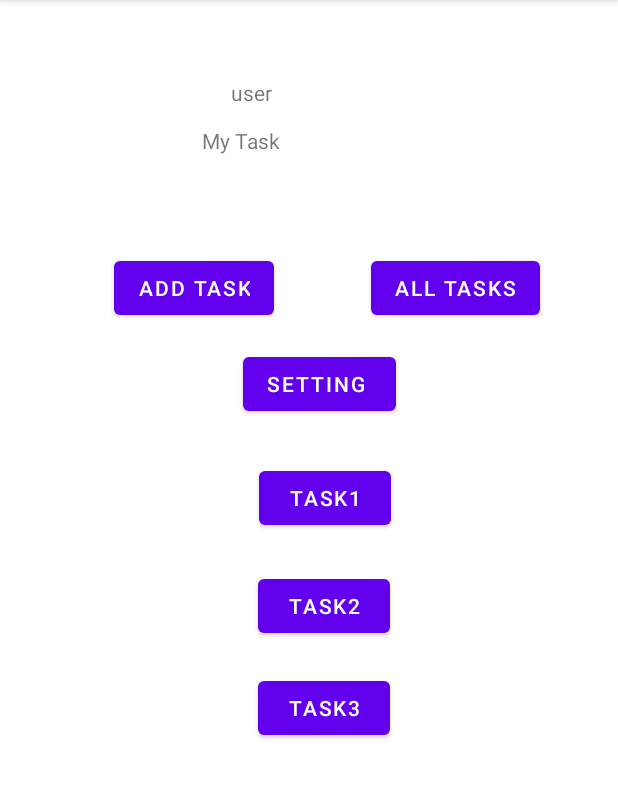
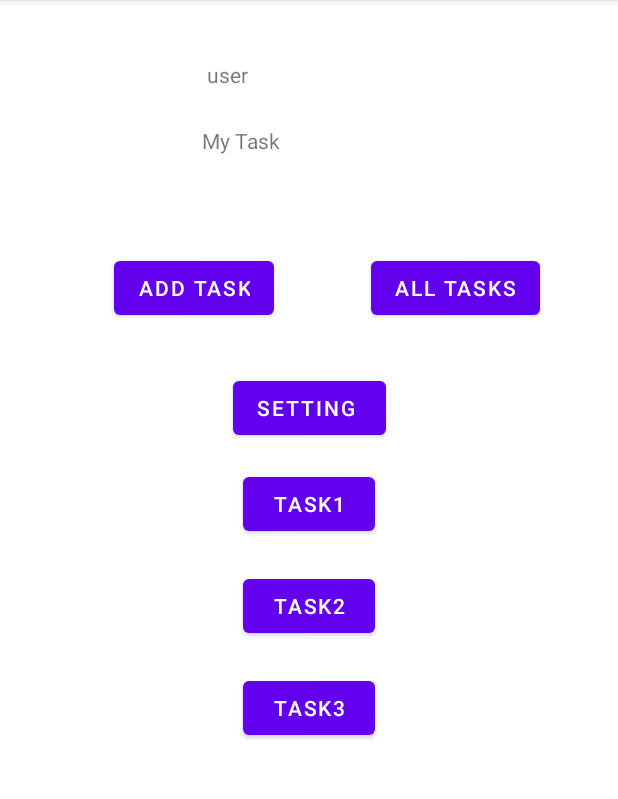
Before and after one commit to abdalrahman-alhmouz/taskmaster, an Android app: the screen it shows after launch (MainActivity), on a phone screen of 412 x 824 dp, the part 84-883 px from its top. Run offline under Robolectric (Android 15) with nearby library versions, the phone set to English and light mode, and no system bars.

Commit message:
init comit

```diff
--- a/app/src/main/java/com/example/taskmaster/TaskDetail.java
+++ b/app/src/main/java/com/example/taskmaster/TaskDetail.java
@@ -14,11 +14,11 @@ public class TaskDetail extends AppCompatActivity {
     protected void onCreate(Bundle savedInstanceState) {
         super.onCreate(savedInstanceState);
         setContentView(R.layout.activity_task_detail);
-
         TextView textView=findViewById(R.id.detailsTitle);
         Intent intent=getIntent();
         String title=intent.getStringExtra("title");
         textView.setText(title);
+        this.setTitle(title);
 
     }
 }
--- a/app/src/main/res/layout/activity_main.xml
+++ b/app/src/main/res/layout/activity_main.xml
@@ -43,8 +43,8 @@
         android:id="@+id/displayUser"
         android:layout_width="90dp"
         android:layout_height="24dp"
-        android:layout_marginTop="52dp"
-        android:layout_marginEnd="168dp"
+        android:layout_marginTop="40dp"
+        android:layout_marginEnd="184dp"
         android:text="TextView"
         app:layout_constraintEnd_toEndOf="parent"
         app:layout_constraintTop_toTopOf="parent" />
@@ -53,22 +53,21 @@
         android:id="@+id/SettingPage"
         android:layout_width="wrap_content"
         android:layout_height="wrap_content"
-        android:layout_marginTop="232dp"
-        android:layout_marginEnd="148dp"
+        android:layout_marginTop="248dp"
         android:onClick="settingPage"
         android:text="Setting "
         app:layout_constraintEnd_toEndOf="parent"
+        app:layout_constraintStart_toStartOf="parent"
         app:layout_constraintTop_toTopOf="parent" />
 
     <Button
         android:id="@+id/button6"
         android:layout_width="wrap_content"
         android:layout_height="wrap_content"
-        android:layout_marginTop="308dp"
+        android:layout_marginTop="312dp"
         android:onClick="tasks"
         android:text="task1"
         app:layout_constraintEnd_toEndOf="parent"
-        app:layout_constraintHorizontal_bias="0.532"
         app:layout_constraintStart_toStartOf="parent"
         app:layout_constraintTop_toTopOf="parent" />
 
@@ -76,10 +75,10 @@
         android:id="@+id/button7"
         android:layout_width="wrap_content"
         android:layout_height="wrap_content"
-        android:layout_marginStart="172dp"
         android:layout_marginTop="380dp"
         android:onClick="tasks"
         android:text="task2"
+        app:layout_constraintEnd_toEndOf="parent"
         app:layout_constraintStart_toStartOf="parent"
         app:layout_constraintTop_toTopOf="parent" />
 
@@ -87,10 +86,10 @@
         android:id="@+id/button8"
         android:layout_width="wrap_content"
         android:layout_height="wrap_content"
-        android:layout_marginStart="172dp"
         android:layout_marginTop="448dp"
         android:onClick="tasks"
         android:text="task3"
+        app:layout_constraintEnd_toEndOf="parent"
         app:layout_constraintStart_toStartOf="parent"
         app:layout_constraintTop_toTopOf="parent" />
 
```
